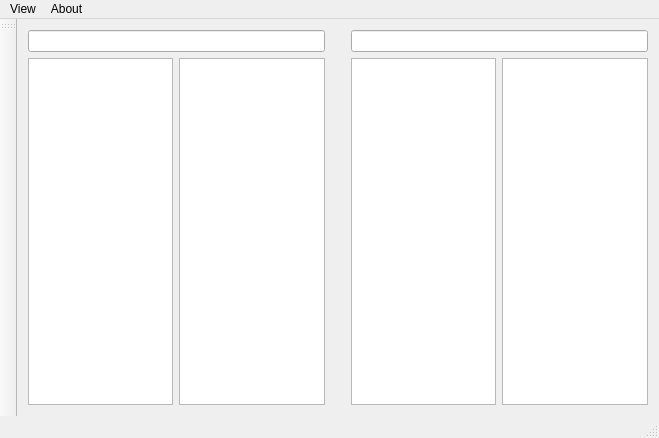
Above: manager.ui from anzue/file_manager before the change. Below: the same form after it.
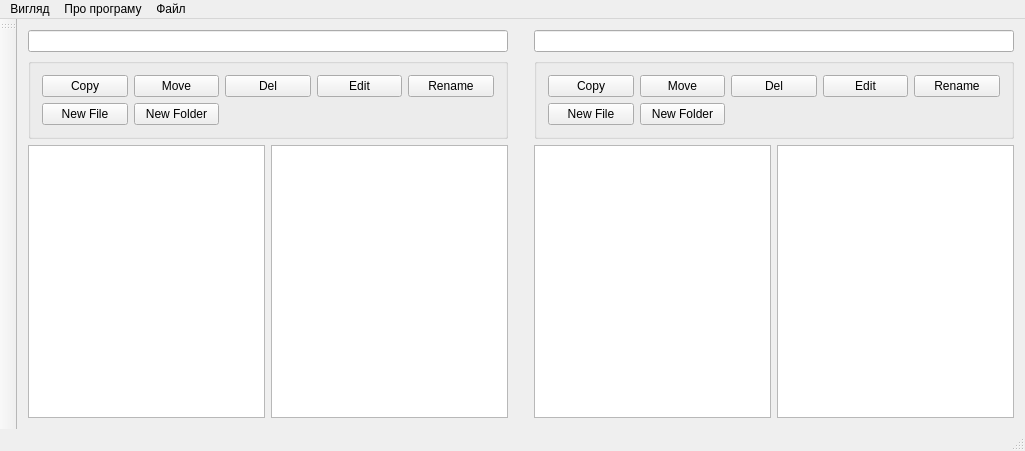
That is the form after the change.

Patch:
```diff
--- a/manager.ui
+++ b/manager.ui
@@ -6,8 +6,8 @@
    <rect>
     <x>0</x>
     <y>0</y>
-    <width>659</width>
-    <height>438</height>
+    <width>1025</width>
+    <height>451</height>
    </rect>
   </property>
   <property name="windowTitle">
@@ -15,10 +15,126 @@
   </property>
   <widget class="QWidget" name="centralWidget">
    <layout class="QGridLayout" name="gridLayout">
-    <item row="1" column="4">
+    <item row="1" column="0" colspan="2">
+     <widget class="QGroupBox" name="groupBoxLeft">
+      <property name="title">
+       <string/>
+      </property>
+      <layout class="QGridLayout" name="gridLayout_2">
+       <item row="0" column="4">
+        <widget class="QPushButton" name="renameLeft">
+         <property name="text">
+          <string>Rename</string>
+         </property>
+        </widget>
+       </item>
+       <item row="0" column="0">
+        <widget class="QPushButton" name="copyLeft">
+         <property name="text">
+          <string>Copy</string>
+         </property>
+        </widget>
+       </item>
+       <item row="0" column="2">
+        <widget class="QPushButton" name="deleteLeft">
+         <property name="text">
+          <string>Del</string>
+         </property>
+        </widget>
+       </item>
+       <item row="0" column="1">
+        <widget class="QPushButton" name="moveLeft">
+         <property name="text">
+          <string>Move</string>
+         </property>
+        </widget>
+       </item>
+       <item row="0" column="3">
+        <widget class="QPushButton" name="editLeft">
+         <property name="text">
+          <string>Edit</string>
+         </property>
+        </widget>
+       </item>
+       <item row="1" column="0">
+        <widget class="QPushButton" name="newFileLeft">
+         <property name="text">
+          <string>New File</string>
+         </property>
+        </widget>
+       </item>
+       <item row="1" column="1">
+        <widget class="QPushButton" name="newFolderLeft">
+         <property name="text">
+          <string>New Folder</string>
+         </property>
+        </widget>
+       </item>
+      </layout>
+     </widget>
+    </item>
+    <item row="1" column="3" colspan="2">
+     <widget class="QGroupBox" name="groupBoxRight">
+      <property name="title">
+       <string/>
+      </property>
+      <layout class="QGridLayout" name="gridLayout_3">
+       <item row="0" column="0">
+        <widget class="QPushButton" name="copyRight">
+         <property name="text">
+          <string>Copy</string>
+         </property>
+        </widget>
+       </item>
+       <item row="0" column="1">
+        <widget class="QPushButton" name="moveRight">
+         <property name="text">
+          <string>Move</string>
+         </property>
+        </widget>
+       </item>
+       <item row="0" column="2">
+        <widget class="QPushButton" name="deleteRight">
+         <property name="text">
+          <string>Del</string>
+         </property>
+        </widget>
+       </item>
+       <item row="0" column="3">
+        <widget class="QPushButton" name="editRight">
+         <property name="text">
+          <string>Edit</string>
+         </property>
+        </widget>
+       </item>
+       <item row="0" column="4">
+        <widget class="QPushButton" name="renameRight">
+         <property name="text">
+          <string>Rename</string>
+         </property>
+        </widget>
+       </item>
+       <item row="1" column="0">
+        <widget class="QPushButton" name="newFileLeft_2">
+         <property name="text">
+          <string>New File</string>
+         </property>
+        </widget>
+       </item>
+       <item row="1" column="1">
+        <widget class="QPushButton" name="newFolderLeft_2">
+         <property name="text">
+          <string>New Folder</string>
+         </property>
+        </widget>
+       </item>
+      </layout>
+     </widget>
+    </item>
+    <item row="2" column="4">
      <widget class="QListView" name="right_list_view"/>
     </item>
-    <item row="1" column="2">
+    <item row="2" column="2">
      <spacer name="verticalSpacer">
       <property name="orientation">
        <enum>Qt::Vertical</enum>
@@ -31,13 +147,10 @@
       </property>
      </spacer>
     </item>
-    <item row="1" column="1">
-     <widget class="QListView" name="left_list_view"/>
-    </item>
-    <item row="1" column="3">
+    <item row="2" column="3">
      <widget class="QTreeView" name="right_tree_view"/>
     </item>
-    <item row="1" column="0">
+    <item row="2" column="0">
      <widget class="QTreeView" name="left_tree_view"/>
     </item>
     <item row="0" column="3" colspan="2">
@@ -46,6 +159,9 @@
     <item row="0" column="0" colspan="2">
      <widget class="QLineEdit" name="leftAdress"/>
     </item>
+    <item row="2" column="1">
+     <widget class="QListView" name="left_list_view"/>
+    </item>
    </layout>
    <zorder>left_list_view</zorder>
    <zorder>right_list_view</zorder>
@@ -60,13 +176,13 @@
     <rect>
      <x>0</x>
      <y>0</y>
-     <width>659</width>
+     <width>1025</width>
      <height>25</height>
     </rect>
    </property>
    <widget class="QMenu" name="menuView">
     <property name="title">
-     <string>View</string>
+     <string>Вигляд</string>
     </property>
     <widget class="QMenu" name="menuHide_trees">
      <property name="title">
@@ -89,13 +205,20 @@
    </widget>
    <widget class="QMenu" name="menuAbout">
     <property name="title">
-     <string>About</string>
+     <string>Про програму</string>
     </property>
     <addaction name="actionAbout_program"/>
     <addaction name="actionHelp"/>
    </widget>
+   <widget class="QMenu" name="menuFile">
+    <property name="title">
+     <string>Файл</string>
+    </property>
+    <addaction name="actionCopy"/>
+   </widget>
    <addaction name="menuView"/>
    <addaction name="menuAbout"/>
+   <addaction name="menuFile"/>
   </widget>
   <widget class="QToolBar" name="mainToolBar">
    <attribute name="toolBarArea">
```
Left out of the diff: 23 changed lines with no effect on the pictures.
